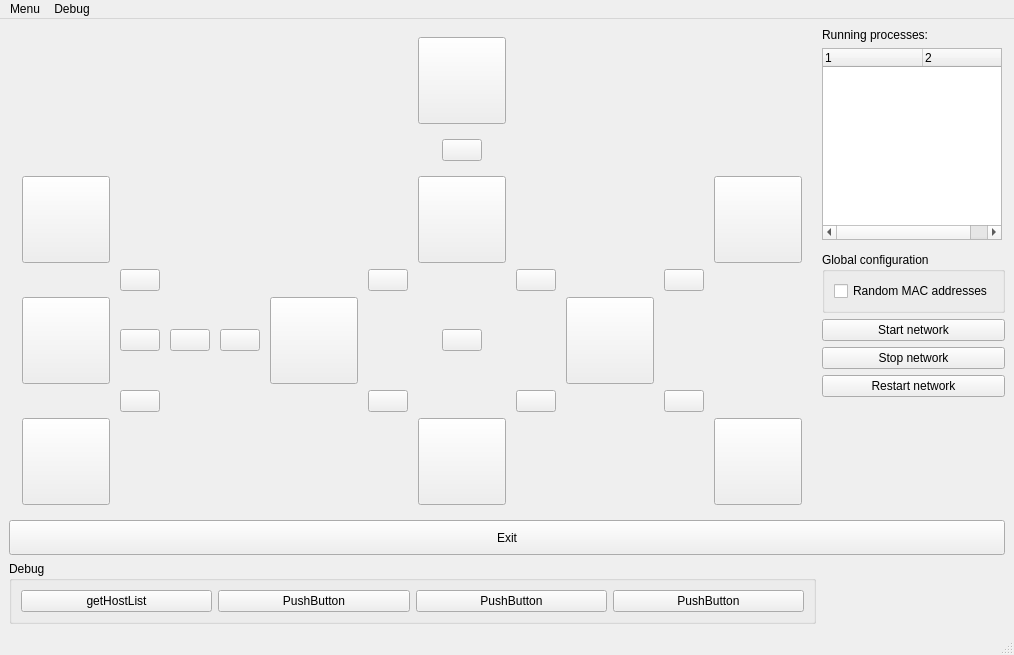
koppd/mt, file topo.ui: the form before one commit.
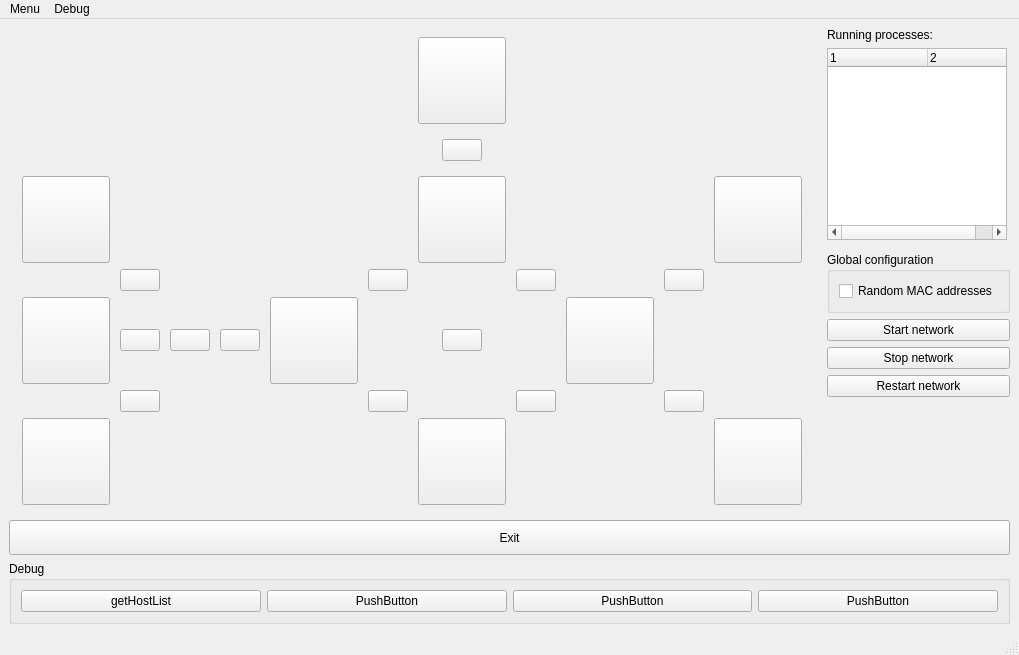
The form after the commit. Icons and pictures are not drawn.

Commit message: Layout verbessert

Diff of the .ui file:
```diff
--- a/topo.ui
+++ b/topo.ui
@@ -6,7 +6,7 @@
    <rect>
     <x>0</x>
     <y>0</y>
-    <width>1014</width>
+    <width>1019</width>
     <height>620</height>
    </rect>
   </property>
@@ -15,43 +15,6 @@
   </property>
   <widget class="QWidget" name="centralwidget">
    <layout class="QGridLayout" name="gridLayout_2">
-    <item row="9" column="0">
-     <widget class="QGroupBox" name="groupBox_2">
-      <property name="title">
-       <string>Debug</string>
-      </property>
-      <layout class="QHBoxLayout" name="horizontalLayout_2">
-       <item>
-        <widget class="QPushButton" name="debug1">
-         <property name="text">
-          <string>getHostList</string>
-         </property>
-        </widget>
-       </item>
-       <item>
-        <widget class="QPushButton" name="debug2">
-         <property name="text">
-          <string>PushButton</string>
-         </property>
-        </widget>
-       </item>
-       <item>
-        <widget class="QPushButton" name="debug3">
-         <property name="text">
-          <string>PushButton</string>
-         </property>
-        </widget>
-       </item>
-       <item>
-        <widget class="QPushButton" name="debug4">
-         <property name="text">
-          <string>PushButton</string>
-         </property>
-        </widget>
-       </item>
-      </layout>
-     </widget>
-    </item>
     <item row="4" column="1">
      <widget class="QPushButton" name="bpStartMN">
       <property name="text">
@@ -542,6 +505,43 @@
       </layout>
      </widget>
     </item>
+    <item row="9" column="0" colspan="2">
+     <widget class="QGroupBox" name="groupBox_2">
+      <property name="title">
+       <string>Debug</string>
+      </property>
+      <layout class="QHBoxLayout" name="horizontalLayout_2">
+       <item>
+        <widget class="QPushButton" name="debug1">
+         <property name="text">
+          <string>getHostList</string>
+         </property>
+        </widget>
+       </item>
+       <item>
+        <widget class="QPushButton" name="debug2">
+         <property name="text">
+          <string>PushButton</string>
+         </property>
+        </widget>
+       </item>
+       <item>
+        <widget class="QPushButton" name="debug3">
+         <property name="text">
+          <string>PushButton</string>
+         </property>
+        </widget>
+       </item>
+       <item>
+        <widget class="QPushButton" name="debug4">
+         <property name="text">
+          <string>PushButton</string>
+         </property>
+        </widget>
+       </item>
+      </layout>
+     </widget>
+    </item>
    </layout>
   </widget>
   <widget class="QMenuBar" name="menubar">
@@ -549,7 +549,7 @@
     <rect>
      <x>0</x>
      <y>0</y>
-     <width>1014</width>
+     <width>1019</width>
      <height>20</height>
     </rect>
    </property>
```
The commit also changes 4 other files.
